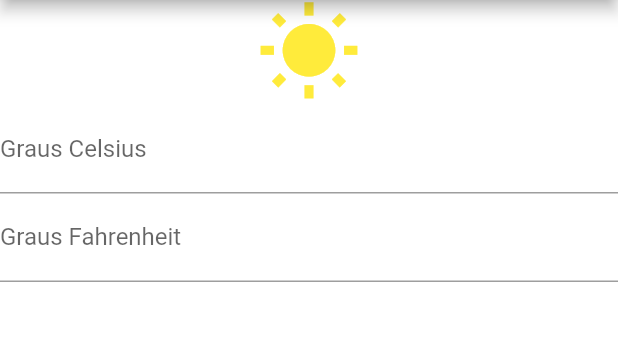
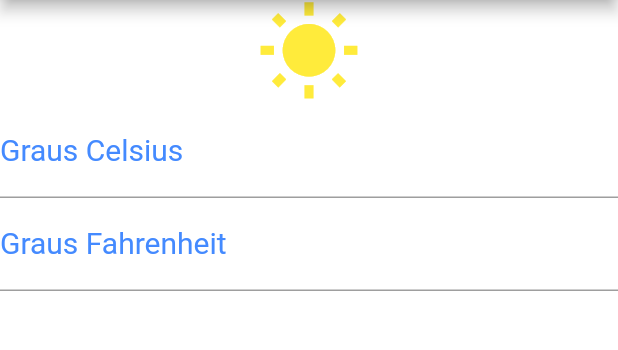
Before and after one commit to IsmaelPires/mobile-flutter-conversor, a Flutter app: the screen it shows after launch, on a phone screen of 412 x 824 dp, the part 84-434 px from its top. Run offline on Flutter 3.47's test engine with Material 2 defaults, Android fonts, the phone set to English and light mode, and no system bars.

Commit message:
Estilizando TextFields

```diff
--- a/lib/main.dart
+++ b/lib/main.dart
@@ -1,8 +1,7 @@
 import 'package:flutter/material.dart';
 
-void main() => runApp(MaterialApp(
-    debugShowCheckedModeBanner: false,
-    home: Home()));
+void main() =>
+    runApp(MaterialApp(debugShowCheckedModeBanner: false, home: Home()));
 
 class Home extends StatefulWidget {
   @override
@@ -26,13 +25,32 @@ class _HomeState extends State<Home> {
 
     Icon icon = Icon(Icons.wb_sunny, size: 70, color: Colors.yellow);
 
-    TextField tempCelsius = TextField(decoration: InputDecoration(labelText: 'Graus Celsius'), keyboardType: TextInputType.number);
-    TextField tempFahrenheit = TextField(decoration: InputDecoration(labelText: 'Graus Fahrenheit'), keyboardType: TextInputType.number);
+    TextStyle styleDecoration =
+        TextStyle(color: Colors.blueAccent, fontSize: 20);
+    TextStyle styleField = TextStyle(color: Colors.blueAccent);
+
+    TextField tempCelsius = TextField(
+      decoration: InputDecoration(labelText: 'Graus Celsius',
+      labelStyle: styleDecoration),
+      keyboardType: TextInputType.number,
+      textAlign: TextAlign.center,
+      style: styleField,
+    );
+
+    TextField tempFahrenheit = TextField(
+      decoration: InputDecoration(labelText: 'Graus Fahrenheit',
+      labelStyle: styleDecoration),
+      keyboardType: TextInputType.number,
+      textAlign: TextAlign.center,
+      style: styleField,
+    );
 
     Column column = Column(
       crossAxisAlignment: CrossAxisAlignment.stretch,
       children: <Widget>[
-        icon, tempCelsius, tempFahrenheit,
+        icon,
+        tempCelsius,
+        tempFahrenheit,
       ],
     );
 
```
